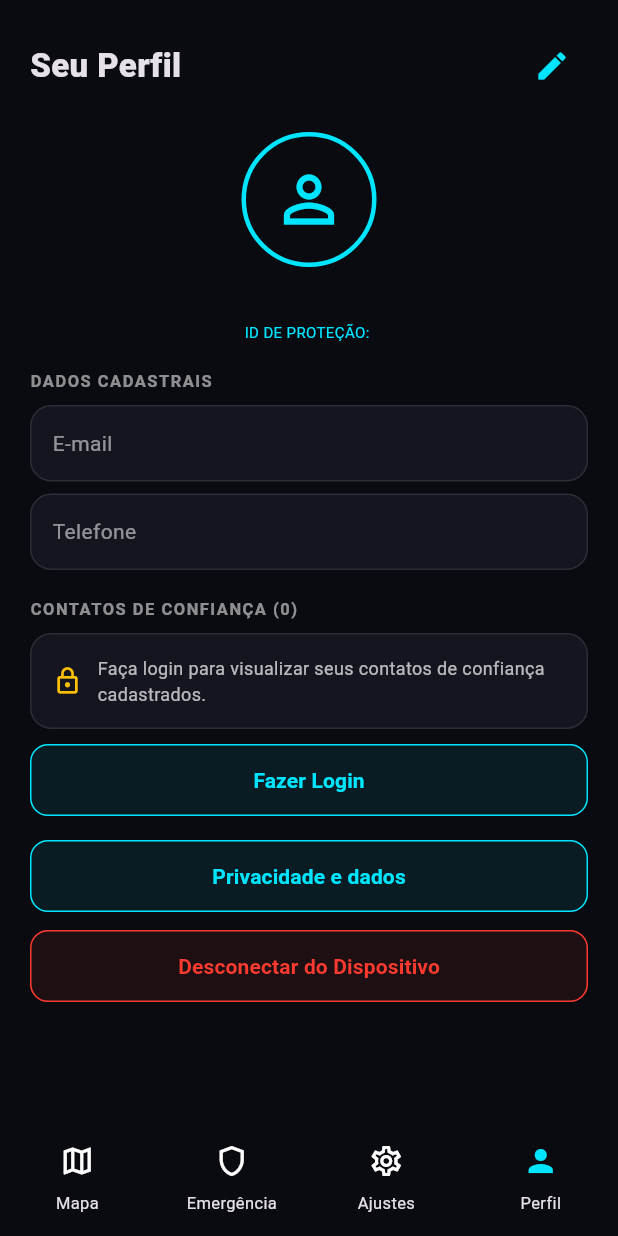
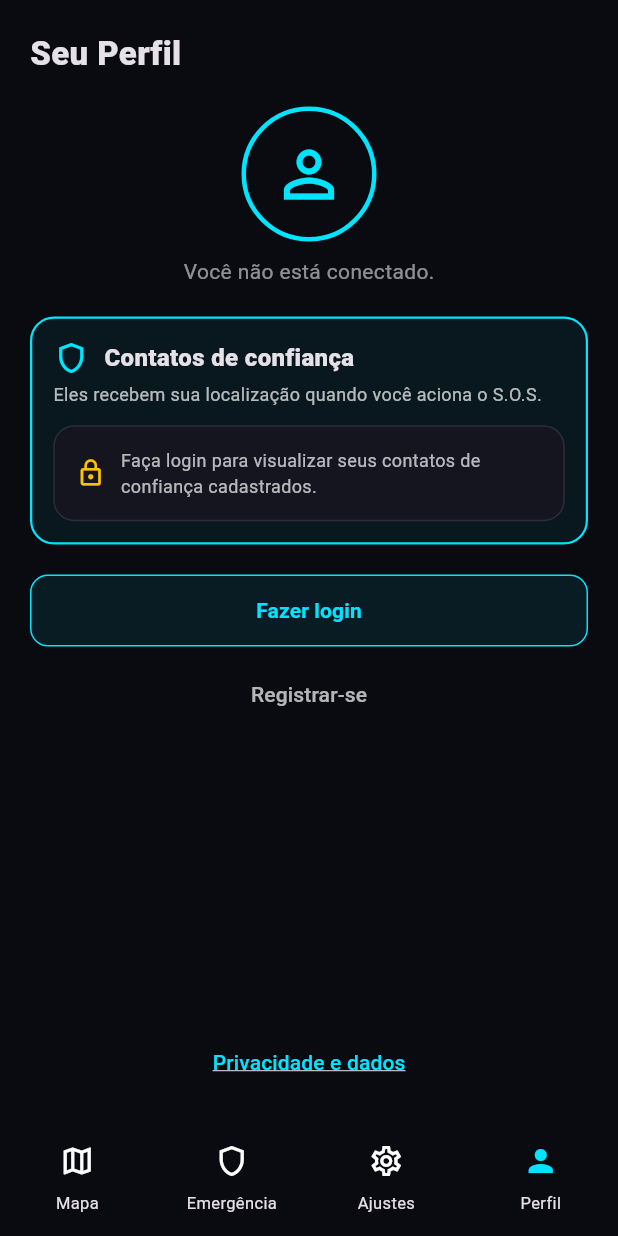
Before and after one commit to click-sos-lab-de-software-e-projetos/frontend, a Flutter app: the screen it shows after launch, item 4 of the bottom bar chosen, on a phone screen of 412 x 824 dp. Run offline on Flutter 3.47's test engine with Material 3 defaults, Android fonts, the phone set to English and light mode, and no system bars; our stand-ins replace dio, flutter_secure_storage, geolocator, google_maps_flutter.

Commit message:
feat: reorganiza Perfil e Ajustes
- Contatos de confiança em destaque e sempre no topo; X remove contato consentido com confirmação
- Deslogado: Fazer login e Registrar-se (secundário); logado: e-mail e telefone abaixo do nome, editar e desconectar
- Sem ID de proteção nem cartões de dados cadastrais; Privacidade e dados como link no fim da tela
- Ajustes: + ADICIONAR contato e novo texto da mensagem do botão de alerta

Co-authored-by: Copilot <223556219+Copilot@users.noreply.github.com>

```diff
--- a/lib/features/profile/profile_screen.dart
+++ b/lib/features/profile/profile_screen.dart
@@ -7,18 +7,20 @@ import '../../data/models/contact.dart';
 import '../../data/repositories/repository_exception.dart';
 import '../../shared/widgets/app_card.dart';
 import '../../shared/widgets/outline_action_button.dart';
-import '../../shared/widgets/section_label.dart';
 import '../auth/auth_controller.dart';
 import '../auth/login_screen.dart';
+import '../auth/register_screen.dart';
 import '../contacts/add_contact_screen.dart';
 import '../contacts/contacts_controller.dart';
 import 'edit_profile_screen.dart';
 import 'privacy_screen.dart';
 import 'profile_controller.dart';
 
-/// TELA 5 — Perfil (com aviso de login quando deslogado).
+/// TELA 5 — Perfil. Deslogado mostra só login, cadastro, contatos (bloqueados) e privacidade.
 class ProfileScreen extends StatelessWidget {
   const ProfileScreen({super.key});
+
+  static const loggedOut = 'Você não está conectado.';
 
   static void _go(BuildContext context, Widget screen) =>
       Navigator.push(context, MaterialPageRoute<void>(builder: (_) => screen));
@@ -42,21 +44,59 @@ class ProfileScreen extends StatelessWidget {
     }
   }
 
+  static String removeWarning(Contact c) => '${c.name} deixa de receber seus alertas. Se precisar adicioná-lo de novo, '
+      'ele terá que consentir novamente.';
+
+  static Future<void> _removeContact(BuildContext context, Contact contact) async {
+    final contacts = context.read<ContactsController>();
+    final messenger = ScaffoldMessenger.of(context);
+    final confirmed = await showDialog<bool>(
+      context: context,
+      builder: (dialog) => AlertDialog(
+        backgroundColor: AppColors.card,
+        title: Text('Remover ${contact.name}?'),
+        content: Text(removeWarning(contact)),
+        actions: [
+          TextButton(onPressed: () => Navigator.pop(dialog, false), child: const Text('Cancelar')),
+          TextButton(
+            onPressed: () => Navigator.pop(dialog, true),
+            child: const Text('Remover', style: TextStyle(color: AppColors.red)),
+          ),
+        ],
+      ),
+    );
+    if (confirmed != true) return;
+    try {
+      await contacts.remove(contact.id);
+    } on RepositoryException catch (e) {
+      messenger.showSnackBar(SnackBar(content: Text(e.message)));
+    }
+  }
+
   @override
   Widget build(BuildContext context) {
     final profile = context.watch<ProfileController>().profile;
-    final contacts = context.watch<ContactsController>().contacts;
-    final auth = context.watch<AuthController>();
+    final loggedIn = context.watch<AuthController>().loggedIn;
+    // The page fills at least the screen so the privacy link sits at the bottom.
     return SafeArea(
-      child: ListView(
+      child: LayoutBuilder(
+        builder: (context, constraints) => SingleChildScrollView(
+          padding: const EdgeInsets.symmetric(horizontal: 20),
+          child: ConstrainedBox(
+            constraints: BoxConstraints(minHeight: constraints.maxHeight),
+            child: IntrinsicHeight(
+              child: Column(
+                crossAxisAlignment: CrossAxisAlignment.stretch,
                 children: [
                   Padding(
-            padding: const EdgeInsets.all(20),
+                    padding: const EdgeInsets.symmetric(vertical: 20),
                     child: Row(
                       mainAxisAlignment: MainAxisAlignment.spaceBetween,
                       children: [
                         const Text('Seu Perfil', style: TextStyle(fontSize: 22, fontWeight: FontWeight.w800)),
+                        if (loggedIn)
                           IconButton(
+                            tooltip: 'Editar perfil',
                             onPressed: () => _go(context, const EditProfileScreen()),
                             icon: const Icon(Icons.edit, color: AppColors.cyan),
                           ),
@@ -69,56 +109,109 @@ class ProfileScreen extends StatelessWidget {
                         Container(
                           width: 90,
                           height: 90,
-                  decoration:
-                      BoxDecoration(shape: BoxShape.circle, border: Border.all(color: AppColors.cyan, width: 3)),
+                          decoration: BoxDecoration(
+                            shape: BoxShape.circle,
+                            border: Border.all(color: AppColors.cyan, width: 3),
+                          ),
                           child: const Icon(Icons.person_outline, size: 50, color: AppColors.cyan),
                         ),
                         const SizedBox(height: 10),
+                        if (loggedIn) ...[
                           Text(profile.name, style: const TextStyle(fontSize: 18, fontWeight: FontWeight.w800)),
-                Text(
-                  'ID DE PROTEÇÃO: ${profile.protectionId}',
-                  style: const TextStyle(color: AppColors.cyan, fontSize: 10),
-                ),
+                          const SizedBox(height: 4),
+                          Text(profile.email, style: const TextStyle(color: Colors.white70, fontSize: 13)),
+                          Text(profile.phone, style: const TextStyle(color: Colors.white70, fontSize: 13)),
+                        ] else
+                          const Text(ProfileScreen.loggedOut, style: TextStyle(color: Colors.white54)),
                       ],
                     ),
                   ),
-          Padding(
-            padding: const EdgeInsets.symmetric(horizontal: 20),
+                  const SizedBox(height: 20),
+                  const _TrustedContacts(),
+                  const SizedBox(height: 20),
+                  if (loggedIn)
+                    OutlineActionButton(
+                      'Desconectar do Dispositivo',
+                      context.read<AuthController>().logout,
+                      color: AppColors.red,
+                    )
+                  else ...[
+                    OutlineActionButton('Fazer login', () => _go(context, const LoginScreen())),
+                    const SizedBox(height: 8),
+                    SizedBox(
+                      height: 48,
+                      child: TextButton(
+                        onPressed: () => _go(context, const RegisterScreen()),
+                        style: TextButton.styleFrom(foregroundColor: Colors.white70),
+                        child: const Text('Registrar-se'),
+                      ),
+                    ),
+                  ],
+                  const Spacer(),
+                  const SizedBox(height: 32),
+                  Center(
+                    child: TextButton(
+                      onPressed: () => _go(context, const PrivacyScreen()),
+                      child: const Text(
+                        'Privacidade e dados',
+                        style: TextStyle(color: AppColors.cyan, decoration: TextDecoration.underline),
+                      ),
+                    ),
+                  ),
+                  const SizedBox(height: 12),
+                ],
+              ),
+            ),
+          ),
+        ),
+      ),
+    );
+  }
+}
+
+/// Highlighted section: the contacts are who receives the S.O.S.
+class _TrustedContacts extends StatelessWidget {
+  const _TrustedContacts();
+
+  @override
+  Widget build(BuildContext context) {
+    final contacts = context.watch<ContactsController>().contacts;
+    final loggedIn = context.watch<AuthController>().loggedIn;
+    return Container(
+      padding: const EdgeInsets.all(14),
+      decoration: BoxDecoration(
+        color: AppColors.cyan.withValues(alpha: .06),
+        borderRadius: BorderRadius.circular(16),
+        border: Border.all(color: AppColors.cyan, width: 1.5),
+      ),
       child: Column(
         crossAxisAlignment: CrossAxisAlignment.start,
         children: [
-                const SectionLabel('Dados cadastrais'),
-                AppCard(
-                  child: Row(
-                    mainAxisAlignment: MainAxisAlignment.spaceBetween,
+          Row(
             children: [
-                      const Text('E-mail', style: TextStyle(color: Colors.white54)),
-                      Text(profile.email),
-                    ],
+              const Icon(Icons.shield_outlined, color: AppColors.cyan),
+              const SizedBox(width: 10),
+              Expanded(
+                child: Text(
+                  loggedIn ? 'Contatos de confiança (${contacts.length})' : 'Contatos de confiança',
+                  style: const TextStyle(fontSize: 16, fontWeight: FontWeight.w800),
                 ),
               ),
-                const SizedBox(height: 8),
-                AppCard(
-                  child: Row(
-                    mainAxisAlignment: MainAxisAlignment.spaceBetween,
-                    children: [
-                      const Text('Telefone', style: TextStyle(color: Colors.white54)),
-                      Text(profile.phone),
-                    ],
-                  ),
-                ),
-                Row(
-                  mainAxisAlignment: MainAxisAlignment.spaceBetween,
-                  children: [
-                    SectionLabel('Contatos de confiança (${contacts.length})'),
-                    if (auth.loggedIn)
+              if (loggedIn)
                 TextButton(
-                        onPressed: () => _go(context, const AddContactScreen()),
+                  onPressed: () => ProfileScreen._go(context, const AddContactScreen()),
                   child: const Text('+ ADICIONAR', style: TextStyle(fontSize: 11)),
                 ),
             ],
           ),
-                if (!auth.loggedIn) ...[
+          const Padding(
+            padding: EdgeInsets.only(top: 4, bottom: 12),
+            child: Text(
+              'Eles recebem sua localização quando você aciona o S.O.S.',
+              style: TextStyle(fontSize: 12, color: Colors.white70),
+            ),
+          ),
+          if (!loggedIn)
             const AppCard(
               child: Row(
                 children: [
@@ -132,16 +225,14 @@ class ProfileScreen extends StatelessWidget {
                   ),
                 ],
               ),
-                  ),
-                  const SizedBox(height: 10),
-                  OutlineActionButton('Fazer Login', () => _go(context, const LoginScreen())),
-                ] else
+            )
+          else
             for (final c in contacts)
               Padding(
                 padding: const EdgeInsets.only(bottom: 8),
                 child: GestureDetector(
                   behavior: HitTestBehavior.opaque,
-                        onTap: () => _go(context, AddContactScreen(contact: c)),
+                  onTap: () => ProfileScreen._go(context, AddContactScreen(contact: c)),
                   child: AppCard(
                     child: Row(
                       children: [
@@ -156,7 +247,7 @@ class ProfileScreen extends StatelessWidget {
                             children: [
                               Text(c.name, style: const TextStyle(fontWeight: FontWeight.w700)),
                               Text(
-                                      '${c.phone} · ${_consentLabel(c.consentStatus)}',
+                                '${c.phone} · ${ProfileScreen._consentLabel(c.consentStatus)}',
                                 style: const TextStyle(fontSize: 11, color: Colors.white54),
                               ),
                             ],
@@ -164,26 +255,19 @@ class ProfileScreen extends StatelessWidget {
                         ),
                         if (c.hasConsent)
                           IconButton(
-                                  icon: const Icon(Icons.chat, color: AppColors.cyan),
-                                  onPressed: () => context.read<WhatsAppService>().open(c.phone, 'Olá!'),
+                            tooltip: 'Remover contato',
+                            icon: const Icon(Icons.close, color: AppColors.red),
+                            onPressed: () => ProfileScreen._removeContact(context, c),
                           )
                         else
                           IconButton(
                             tooltip: 'Enviar pedido de consentimento',
                             icon: const Icon(Icons.send, color: AppColors.cyan),
-                                  onPressed: () => _sendConsentRequest(context, c),
+                            onPressed: () => ProfileScreen._sendConsentRequest(context, c),
                           ),
                       ],
                     ),
                   ),
-                      ),
-                    ),
-                const SizedBox(height: 16),
-                OutlineActionButton('Privacidade e dados', () => _go(context, const PrivacyScreen())),
-                const SizedBox(height: 12),
-                OutlineActionButton('Desconectar do Dispositivo', auth.logout, color: AppColors.red),
-                const SizedBox(height: 20),
-              ],
                 ),
               ),
         ],
```
Also changed, not shown: lib/features/settings/settings_screen.dart (+16 -2 lines), 4 other files. Lines whose indentation alone changed are shown as unchanged.
